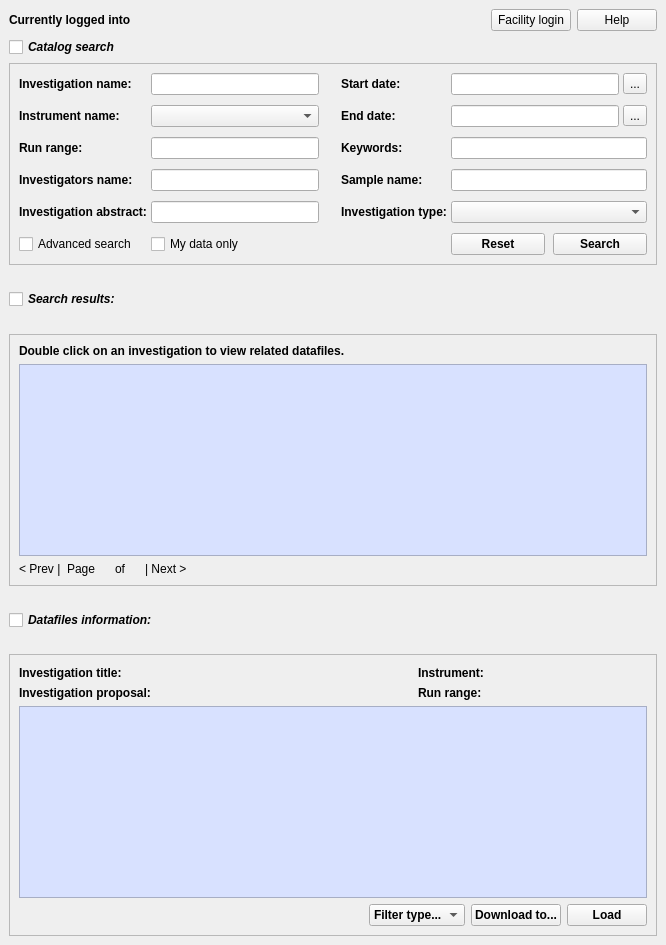
Above: Code/Mantid/MantidQt/MantidWidgets/inc/MantidQtMantidWidgets/ICatSearch2.ui from mantidproject/mantid before the change. Below: the same form after it.
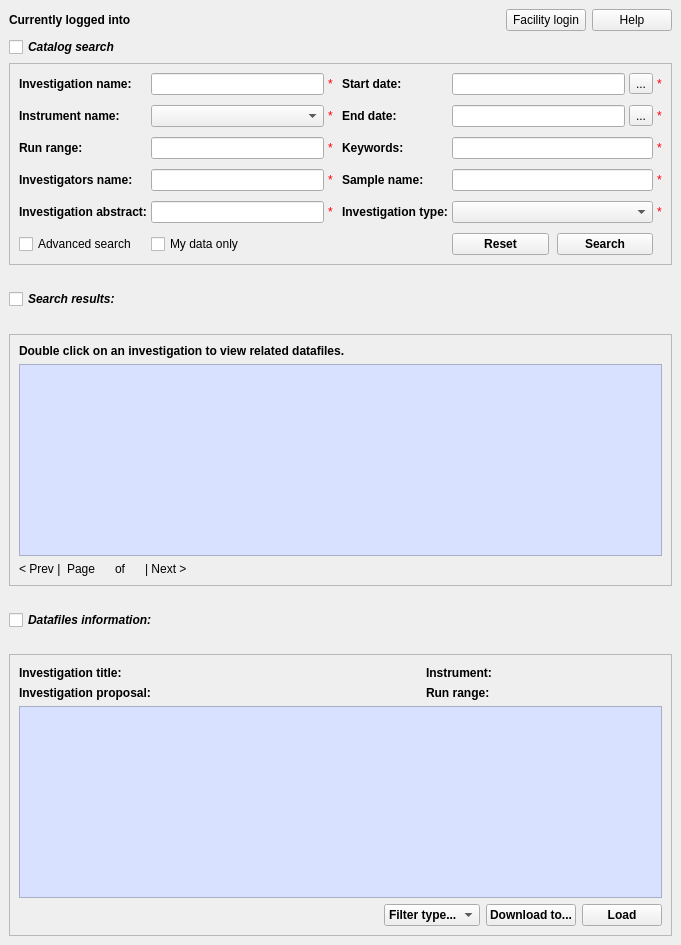
That is the form after the change.

Commit message: Implemented search input validation. Refs #7637.

Patch:
```diff
--- a/Code/Mantid/MantidQt/MantidWidgets/inc/MantidQtMantidWidgets/ICatSearch2.ui
+++ b/Code/Mantid/MantidQt/MantidWidgets/inc/MantidQtMantidWidgets/ICatSearch2.ui
@@ -7,7 +7,7 @@
    <rect>
     <x>0</x>
     <y>0</y>
-    <width>666</width>
+    <width>681</width>
     <height>945</height>
    </rect>
   </property>
@@ -194,7 +194,7 @@
          <number>9</number>
         </property>
         <item>
-         <layout class="QGridLayout" name="searchGrid" rowstretch="0,0,0,0,0,0" columnstretch="0,0,0,0,0,0">
+         <layout class="QGridLayout" name="searchGrid" rowstretch="0,0,0,0,0,0" columnstretch="0,0,0,0,0,0,0,0">
           <property name="sizeConstraint">
            <enum>QLayout::SetDefaultConstraint</enum>
           </property>
@@ -204,6 +204,16 @@
           <property name="verticalSpacing">
            <number>10</number>
           </property>
+          <item row="4" column="5" colspan="2">
+           <widget class="QComboBox" name="InvestigationType">
+            <property name="sizePolicy">
+             <sizepolicy hsizetype="Expanding" vsizetype="Fixed">
+              <horstretch>0</horstretch>
+              <verstretch>0</verstretch>
+             </sizepolicy>
+            </property>
+           </widget>
+          </item>
           <item row="2" column="0">
            <widget class="QLabel" name="runRangeLbl">
             <property name="font">
@@ -239,7 +249,7 @@
             </property>
            </widget>
           </item>
-          <item row="4" column="3">
+          <item row="4" column="4">
            <widget class="QLabel" name="advTypeLbl">
             <property name="font">
              <font>
@@ -278,7 +288,7 @@
             </property>
            </widget>
           </item>
-          <item row="0" column="5">
+          <item row="0" column="6">
            <widget class="QToolButton" name="startDatePicker">
             <property name="maximumSize">
              <size>
@@ -311,7 +321,7 @@
             </property>
            </widget>
           </item>
-          <item row="1" column="5">
+          <item row="1" column="6">
            <widget class="QToolButton" name="endDatePicker">
             <property name="maximumSize">
              <size>
@@ -327,23 +337,7 @@
             </property>
            </widget>
           </item>
-          <item row="0" column="2">
-           <spacer name="searchGridSpacer">
-            <property name="orientation">
-             <enum>Qt::Horizontal</enum>
-            </property>
-            <property name="sizeType">
-             <enum>QSizePolicy::Fixed</enum>
-            </property>
-            <property name="sizeHint" stdset="0">
-             <size>
-              <width>18</width>
-              <height>10</height>
-             </size>
-            </property>
-           </spacer>
-          </item>
-          <item row="0" column="3">
+          <item row="0" column="4" alignment="Qt::AlignVCenter">
            <widget class="QLabel" name="startDateLbl">
             <property name="font">
              <font>
@@ -356,7 +350,7 @@
             </property>
            </widget>
           </item>
-          <item row="1" column="3">
+          <item row="1" column="4" alignment="Qt::AlignVCenter">
            <widget class="QLabel" name="endDateLbl">
             <property name="enabled">
              <bool>true</bool>
@@ -378,7 +372,7 @@
             </property>
            </widget>
           </item>
-          <item row="2" column="3">
+          <item row="2" column="4">
            <widget class="QLabel" name="keywordsLbl">
             <property name="font">
              <font>
@@ -391,7 +385,7 @@
             </property>
            </widget>
           </item>
-          <item row="5" column="4" colspan="2">
+          <item row="5" column="5" colspan="2">
            <layout class="QHBoxLayout" name="searchBtnGrid">
             <property name="spacing">
              <number>8</number>
@@ -436,7 +430,7 @@
             </item>
            </layout>
           </item>
-          <item row="2" column="4" colspan="2">
+          <item row="2" column="5" colspan="2">
            <widget class="QLineEdit" name="Keywords"/>
           </item>
           <item row="3" column="0">
@@ -452,7 +446,7 @@
             </property>
            </widget>
           </item>
-          <item row="3" column="4" colspan="2">
+          <item row="3" column="5" colspan="2">
            <widget class="QLineEdit" name="SampleName"/>
           </item>
           <item row="4" column="0">
@@ -468,7 +462,7 @@
             </property>
            </widget>
           </item>
-          <item row="3" column="3">
+          <item row="3" column="4">
            <widget class="QLabel" name="advSampleLbl">
             <property name="font">
              <font>
@@ -481,36 +475,142 @@
             </property>
            </widget>
           </item>
-          <item row="4" column="4" colspan="2">
-           <widget class="QComboBox" name="InvestigationType">
-            <property name="sizePolicy">
-             <sizepolicy hsizetype="Expanding" vsizetype="Fixed">
-              <horstretch>0</horstretch>
-              <verstretch>0</verstretch>
-             </sizepolicy>
-            </property>
-           </widget>
-          </item>
           <item row="3" column="1">
            <widget class="QLineEdit" name="InvestigatorSurname"/>
           </item>
-          <item row="4" column="1">
+          <item row="4" column="1" alignment="Qt::AlignVCenter">
            <widget class="QLineEdit" name="InvestigationAbstract"/>
           </item>
-          <item row="0" column="4">
+          <item row="0" column="5">
            <widget class="QLineEdit" name="StartDate">
             <property name="toolTip">
              <string>&lt;html&gt;&lt;head/&gt;&lt;body&gt;&lt;p&gt;Date in DD/MM/YYYY.&lt;/p&gt;&lt;/body&gt;&lt;/html&gt;</string>
             </property>
            </widget>
           </item>
-          <item row="1" column="4">
+          <item row="1" column="5">
            <widget class="QLineEdit" name="EndDate">
             <property name="toolTip">
              <string>&lt;html&gt;&lt;head/&gt;&lt;body&gt;&lt;p&gt;Date in DD/MM/YYYY .&lt;/p&gt;&lt;/body&gt;&lt;/html&gt;</string>
             </property>
            </widget>
           </item>
+          <item row="1" column="7">
+           <widget class="QLabel" name="EndDate_err">
+            <property name="styleSheet">
+             <string notr="true">color: rgb(255, 0, 0);</string>
+            </property>
+            <property name="text">
+             <string>*</string>
+            </property>
+           </widget>
+          </item>
+          <item row="2" column="7">
+           <widget class="QLabel" name="Keywords_err">
+            <property name="styleSheet">
+             <string notr="true">color: rgb(255, 0, 0);</string>
+            </property>
+            <property name="text">
+             <string>*</string>
+            </property>
+           </widget>
+          </item>
+          <item row="3" column="2" alignment="Qt::AlignHCenter">
+           <widget class="QLabel" name="InvestigatorSurname_err">
+            <property name="styleSheet">
+             <string notr="true">color: rgb(255, 0, 0);</string>
+            </property>
+            <property name="text">
+             <string>*</string>
+            </property>
+           </widget>
+          </item>
+          <item row="4" column="2" alignment="Qt::AlignHCenter">
+           <widget class="QLabel" name="InvestigationAbstract_err">
+            <property name="styleSheet">
+             <string notr="true">color: rgb(255, 0, 0);</string>
+            </property>
+            <property name="text">
+             <string>*</string>
+            </property>
+           </widget>
+          </item>
+          <item row="4" column="7" alignment="Qt::AlignHCenter">
+           <widget class="QLabel" name="InvestigationType_err">
+            <property name="styleSheet">
+             <string notr="true">color: rgb(255, 0, 0);</string>
+            </property>
+            <property name="text">
+             <string>*</string>
+            </property>
+           </widget>
+          </item>
+          <item row="0" column="7">
+           <widget class="QLabel" name="StartDate_err">
+            <property name="styleSheet">
+             <string notr="true">color: rgb(255, 0, 0);</string>
+            </property>
+            <property name="text">
+             <string>*</string>
+            </property>
+           </widget>
+          </item>
+          <item row="2" column="2" alignment="Qt::AlignHCenter">
+           <widget class="QLabel" name="RunRange_err">
+            <property name="styleSheet">
+             <string notr="true">color: rgb(255, 0, 0);</string>
+            </property>
+            <property name="text">
+             <string>*</string>
+            </property>
+           </widget>
+          </item>
+          <item row="1" column="2" alignment="Qt::AlignHCenter|Qt::AlignVCenter">
+           <widget class="QLabel" name="Instrument_err">
+            <property name="styleSheet">
+             <string notr="true">color: rgb(255, 0, 0);</string>
+            </property>
+            <property name="text">
+             <string>*</string>
+            </property>
+           </widget>
+          </item>
+          <item row="3" column="7">
+           <widget class="QLabel" name="SampleName_err">
+            <property name="styleSheet">
+             <string notr="true">color: rgb(255, 0, 0);</string>
+            </property>
+            <property name="text">
+             <string>*</string>
+            </property>
+           </widget>
+          </item>
+          <item row="0" column="2">
+           <widget class="QLabel" name="InvestigationName_err">
+            <property name="styleSheet">
+             <string notr="true">color: rgb(255, 0, 0);</string>
+            </property>
+            <property name="text">
+             <string>*</string>
+            </property>
+           </widget>
+          </item>
+          <item row="0" column="3">
+           <spacer name="searchGridSpacer">
+            <property name="orientation">
+             <enum>Qt::Horizontal</enum>
+            </property>
+            <property name="sizeType">
+             <enum>QSizePolicy::Fixed</enum>
+            </property>
+            <property name="sizeHint" stdset="0">
+             <size>
+              <width>5</width>
+              <height>0</height>
+             </size>
+            </property>
+           </spacer>
+          </item>
          </layout>
         </item>
        </layout>
```
Left out of the diff: 2 changed lines with no effect on the pictures. The commit also changes 5 other files.
